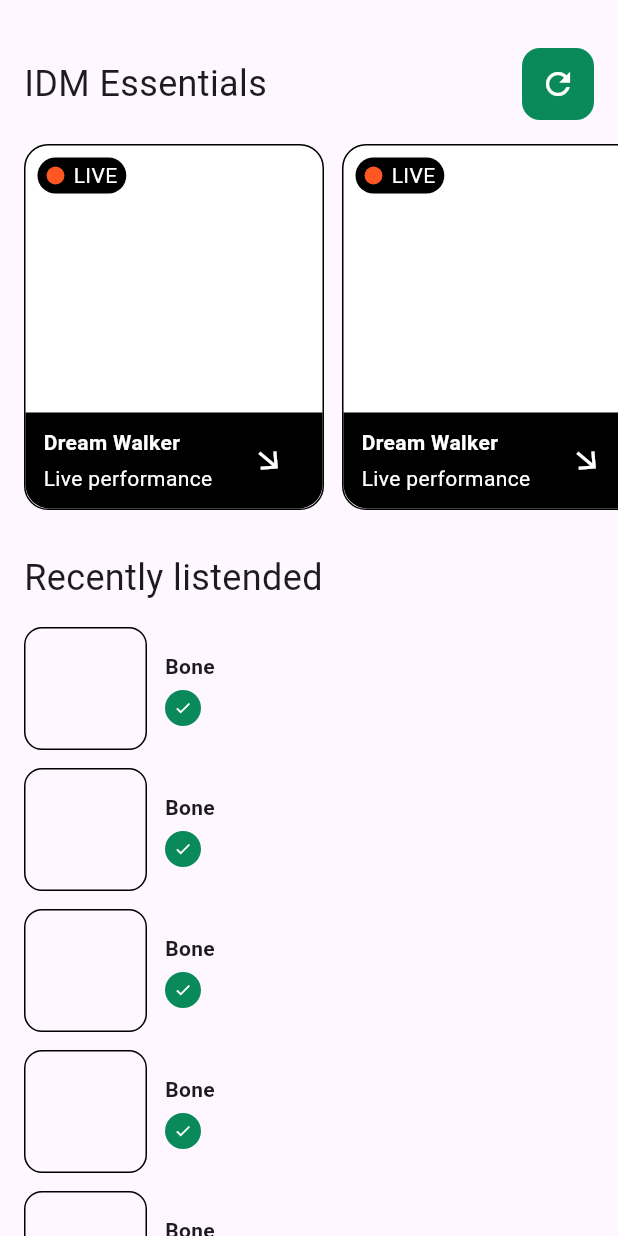
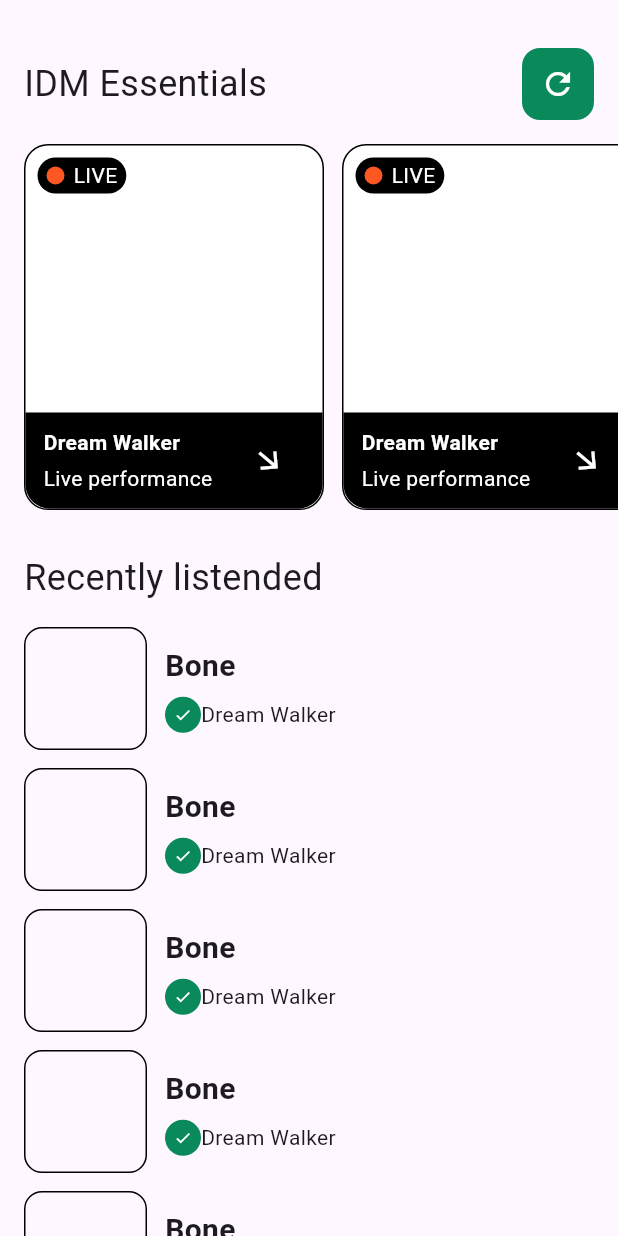
Before and after one commit to JAICHANGPARK/flutter_notebook_chapter_43, a Flutter app: the MusicPlayerIdmPage widget shown alone on an empty page, opened directly, on a phone screen of 412 x 824 dp. Run offline on Flutter 3.47's test engine with Material 3 defaults, Android fonts, the phone set to English and light mode, and no system bars; our stand-ins replace gap, hugeicons.

Commit message:
Update music_player_idm_page.dart

```diff
--- a/lib/ep2157_music_player_app/ui/home/widgets/music_player_idm_page.dart
+++ b/lib/ep2157_music_player_app/ui/home/widgets/music_player_idm_page.dart
@@ -160,6 +160,7 @@ class MusicPlayerIdmPage extends StatelessWidget {
                               "Bone",
                               style: TextStyle(
                                 fontWeight: FontWeight.bold,
+                                fontSize: 20,
                               ),
                             ),
                             Row(
@@ -172,7 +173,8 @@ class MusicPlayerIdmPage extends StatelessWidget {
                                     Icons.check,
                                     size: 12,
                                   ),
-                                )
+                                ),
+                                Text("Dream Walker"),
                               ],
                             )
                           ],
```
